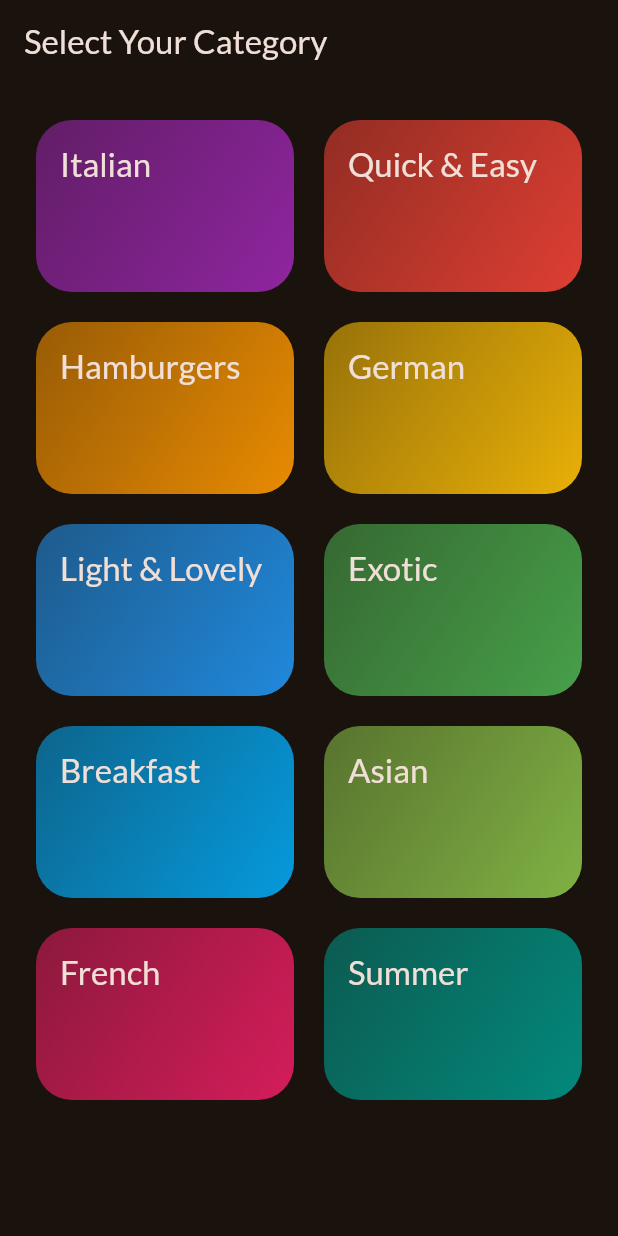
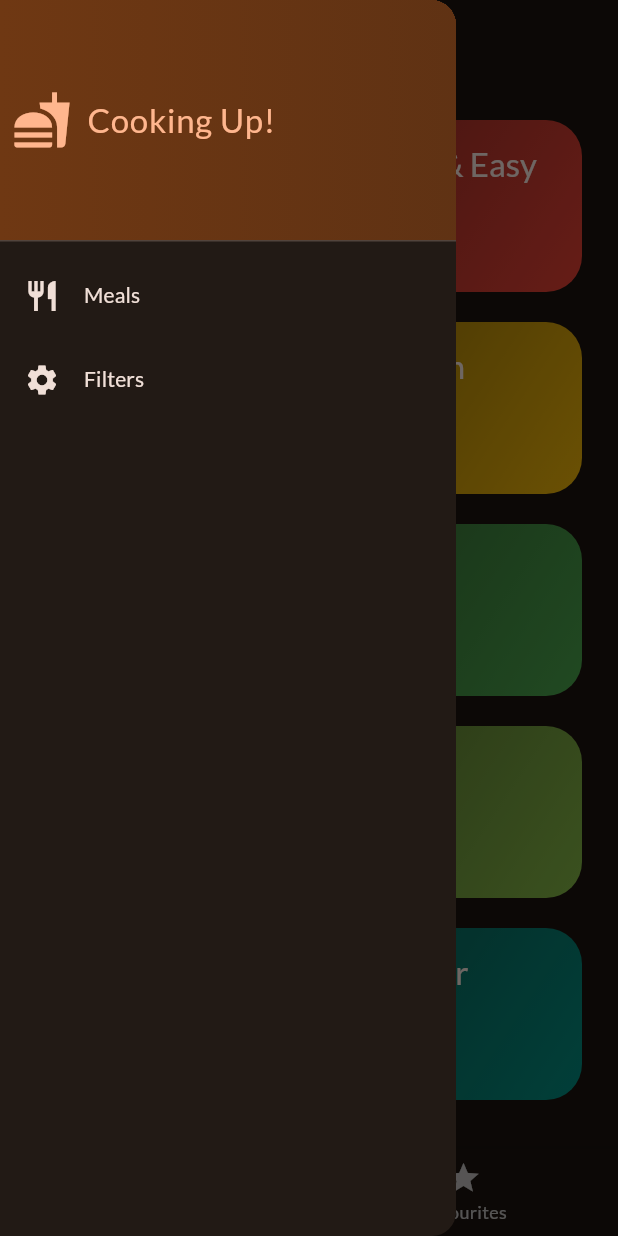
Before and after one commit to kapdroid/meal_app, a Flutter app: the screen it shows after launch, with the side drawer open (before the commit the screen has no drawer), on a phone screen of 412 x 824 dp. Run offline on Flutter 3.47's test engine with Material 3 defaults, Android fonts, the phone set to English and light mode, and no system bars; our stand-ins replace google_fonts, transparent_image.

Commit message:
topic: drawer, PopScope, navigation , bottomNavigationBar

```diff
--- /dev/null
+++ b/lib/data/extensions.dart
@@ -0,0 +1,5 @@
+extension StringExtension on String {
+  String capitalize() {
+    return "${this[0].toUpperCase()}${substring(1).toLowerCase()}";
+  }
+}
--- a/lib/main.dart
+++ b/lib/main.dart
@@ -2,6 +2,7 @@ import 'package:flutter/material.dart';
 
 import 'package:google_fonts/google_fonts.dart';
 import 'package:meal_app/data/dummy_data.dart';
+import 'package:meal_app/screens/TabsScreen.dart';
 import 'package:meal_app/screens/meal.dart';
 import 'package:meal_app/screens/categories.dart';
 
@@ -25,7 +26,7 @@ class App extends StatelessWidget {
   Widget build(BuildContext context) {
     return MaterialApp(
       theme: theme,
-      home: const CategoriesScreen(),
+      home: const TabsScreen(),
     );
   }
 }
--- a/lib/models/meal.dart
+++ b/lib/models/meal.dart
@@ -41,3 +41,5 @@ class Meal {
   final bool isVegan;
   final bool isVegetarian;
 }
+
+enum FilterType { glutenFree, lactoseFree, vegetarian, vegan }
--- /dev/null
+++ b/lib/screens/TabsScreen.dart
@@ -0,0 +1,109 @@
+import 'package:flutter/cupertino.dart';
+import 'package:flutter/material.dart';
+import 'package:flutter/widgets.dart';
+import 'package:meal_app/data/dummy_data.dart';
+import 'package:meal_app/models/meal.dart';
+import 'package:meal_app/screens/categories.dart';
+import 'package:meal_app/screens/filters.dart';
+import 'package:meal_app/screens/meal.dart';
+import 'package:meal_app/widgets/home_drawer.dart';
+
+class TabsScreen extends StatefulWidget {
+  const TabsScreen({super.key});
+
+  @override
+  State<TabsScreen> createState() {
+    return _TabsScreenState();
+  }
+}
+
+const kInitialFilter = {
+  FilterType.glutenFree: false,
+  FilterType.lactoseFree: false,
+  FilterType.vegetarian: false,
+  FilterType.vegan: false,
+};
+
+class _TabsScreenState extends State<TabsScreen> {
+  var index = 0;
+  final List<Meal> _favouritesMeals = [];
+  late Widget selectedScreen;
+  late String titleName;
+  Map<FilterType, bool> appliedFilter = kInitialFilter;
+
+  void _selectTab(int index) {
+    setState(() {
+      this.index = index;
+    });
+  }
+
+  void _showSnackBar(String message) {
+    ScaffoldMessenger.of(context).clearSnackBars();
+    ScaffoldMessenger.of(context)
+        .showSnackBar(SnackBar(content: Text(message)));
+  }
+
+  void _toggleFavouriteListUpdate(Meal meal) {
+    final isExisting = _favouritesMeals.contains(meal);
+    setState(() {
+      if (isExisting) {
+        _favouritesMeals.remove(meal);
+        _showSnackBar("Removed from favourites");
+      } else {
+        _favouritesMeals.add(meal);
+        _showSnackBar("Added as Favourites");
+      }
+    });
+  }
+
+  void _drawerCallBack(String callback) async {
+    Navigator.pop(context);
+    if (callback == "filters") {
+      var result = await Navigator.of(context).push<Map<FilterType, bool>>(
+          MaterialPageRoute(builder: (ctx) => FiltersScreen(appliedFilter)));
+      setState(() {
+        appliedFilter = result ?? kInitialFilter;
+      });
+    }
+  }
+
+  @override
+  Widget build(BuildContext context) {
+    final filteredMealList = dummyMeals.where((meal) {
+      if ((appliedFilter[FilterType.glutenFree]! && !meal.isGlutenFree)) {
+        return false;
+      }
+      if ((appliedFilter[FilterType.vegan]! && !meal.isVegan)) {
+        return false;
+      }
+      if ((appliedFilter[FilterType.vegetarian]! && !meal.isVegetarian)) {
+        return false;
+      }
+      if ((appliedFilter[FilterType.lactoseFree]! && !meal.isLactoseFree)) {
+        return false;
+      }
+      return true;
+    }).toList();
+    selectedScreen = index == 0
+        ? CategoriesScreen(filteredMealList,
+            toggleFavourite: _toggleFavouriteListUpdate)
+        : MealsScreen(_favouritesMeals, _toggleFavouriteListUpdate);
+    titleName = index == 0 ? "Select Your Category" : "Favourites";
+    return Scaffold(
+      appBar: AppBar(
+        title: Text(titleName),
+      ),
+      drawer: HomeDrawer(_drawerCallBack),
+      bottomNavigationBar: BottomNavigationBar(
+        onTap: (index) => _selectTab(index),
+        currentIndex: index,
+        items: const [
+          BottomNavigationBarItem(
+              icon: Icon(Icons.fastfood_outlined), label: "Categories"),
+          BottomNavigationBarItem(icon: Icon(Icons.star), label: "Favourites"),
+        ],
+      ),
+      body: selectedScreen,
+    );
+  }
+}
--- a/lib/screens/categories.dart
+++ b/lib/screens/categories.dart
@@ -2,23 +2,32 @@ import 'package:flutter/cupertino.dart';
 import 'package:flutter/material.dart';
 import 'package:meal_app/data/dummy_data.dart';
 import 'package:meal_app/models/category.dart';
+import 'package:meal_app/models/meal.dart';
 import 'package:meal_app/screens/meal.dart';
 import 'package:meal_app/widgets/item_category.dart';
 
 class CategoriesScreen extends StatelessWidget {
-  const CategoriesScreen({super.key});
+  const CategoriesScreen(this.mealList,
+      {super.key, required this.toggleFavourite});
 
-  void _selectCategory(BuildContext context) {
-    Navigator.of(context).push(
-        MaterialPageRoute(builder: (ctx) => MealsScreen("Indian", [])));
+  final Function(Meal) toggleFavourite;
+  final List<Meal> mealList;
+
+  void _selectCategory(BuildContext context, Category category) {
+    final filteredCategories = mealList
+        .where((meal) => meal.categories.contains(category.id))
+        .toList();
+    Navigator.of(context).push(MaterialPageRoute(
+        builder: (ctx) => MealsScreen(
+              filteredCategories,
+              toggleFavourite,
+              title: category.title,
+            )));
   }
 
   @override
   Widget build(BuildContext context) {
     return Scaffold(
-        appBar: AppBar(
-          title: const Text("Select Your Category"),
-        ),
         body: GridView(
       padding: EdgeInsets.all(24),
       gridDelegate: const SliverGridDelegateWithFixedCrossAxisCount(
@@ -29,7 +38,7 @@ class CategoriesScreen extends StatelessWidget {
       children: [
         for (Category category in availableCategories)
           CategoryItems(category, () {
-                _selectCategory(context);
+            _selectCategory(context, category);
           })
       ],
     ));
--- /dev/null
+++ b/lib/widgets/home_drawer.dart
@@ -0,0 +1,72 @@
+import 'package:flutter/cupertino.dart';
+import 'package:flutter/material.dart';
+import 'package:flutter/painting.dart';
+
+class HomeDrawer extends StatelessWidget {
+  const HomeDrawer(this.drawerCallBack, {super.key});
+
+  final Function(String) drawerCallBack;
+
+  @override
+  Widget build(BuildContext context) {
+    return Drawer(
+      child: Column(
+        children: [
+          DrawerHeader(
+            padding: const EdgeInsets.all(8),
+            decoration: BoxDecoration(
+                gradient: LinearGradient(colors: [
+              Theme.of(context).colorScheme.primaryContainer,
+              Theme.of(context).colorScheme.primaryContainer.withOpacity(0.8)
+            ])),
+            child: Row(
+              children: [
+                Icon(
+                  size: 40,
+                  Icons.fastfood,
+                  color: Theme.of(context).colorScheme.primary,
+                ),
+                const SizedBox(width: 10),
+                Text(
+                  "Cooking Up!",
+                  style: TextStyle(
+                    fontSize: Theme.of(context).textTheme.titleLarge!.fontSize,
+                    color: Theme.of(context).colorScheme.primary,
+                  ),
+                )
+              ],
+            ),
+          ),
+          ListTile(
+            leading: Icon(Icons.restaurant,
+                color: Theme.of(context).colorScheme.onBackground),
+            title: Text(
+              "Meals",
+              style: Theme.of(context)
+                  .textTheme
+                  .titleSmall!
+                  .copyWith(color: Theme.of(context).colorScheme.onBackground),
+            ),
+            onTap: () {
+              drawerCallBack("meals");
+            },
+          ),
+          ListTile(
+            leading: Icon(Icons.settings,
+                color: Theme.of(context).colorScheme.onBackground),
+            title: Text(
+              "Filters",
+              style: Theme.of(context)
+                  .textTheme
+                  .titleSmall!
+                  .copyWith(color: Theme.of(context).colorScheme.onBackground),
+            ),
+            onTap: () {
+              drawerCallBack("filters");
+            },
+          )
+        ],
+      ),
+    );
+  }
+}
--- a/pubspec.yaml
+++ b/pubspec.yaml
@@ -36,6 +36,7 @@ dependencies:
   # Use with the CupertinoIcons class for iOS style icons.
   cupertino_icons: ^1.0.6
   google_fonts: ^6.2.1
+  transparent_image: ^2.0.1
 
 dev_dependencies:
   flutter_test:
```
Also changed, not shown: lib/screens/filters.dart (added, +136 -0 lines), lib/screens/meal.dart (+31 -16 lines), lib/screens/meal_detail.dart (added, +75 -0 lines), lib/widgets/item_meal.dart (added, +73 -0 lines), lib/widgets/meal_item_trait.dart (added, +23 -0 lines), pubspec.lock. Lines whose indentation alone changed are shown as unchanged.
